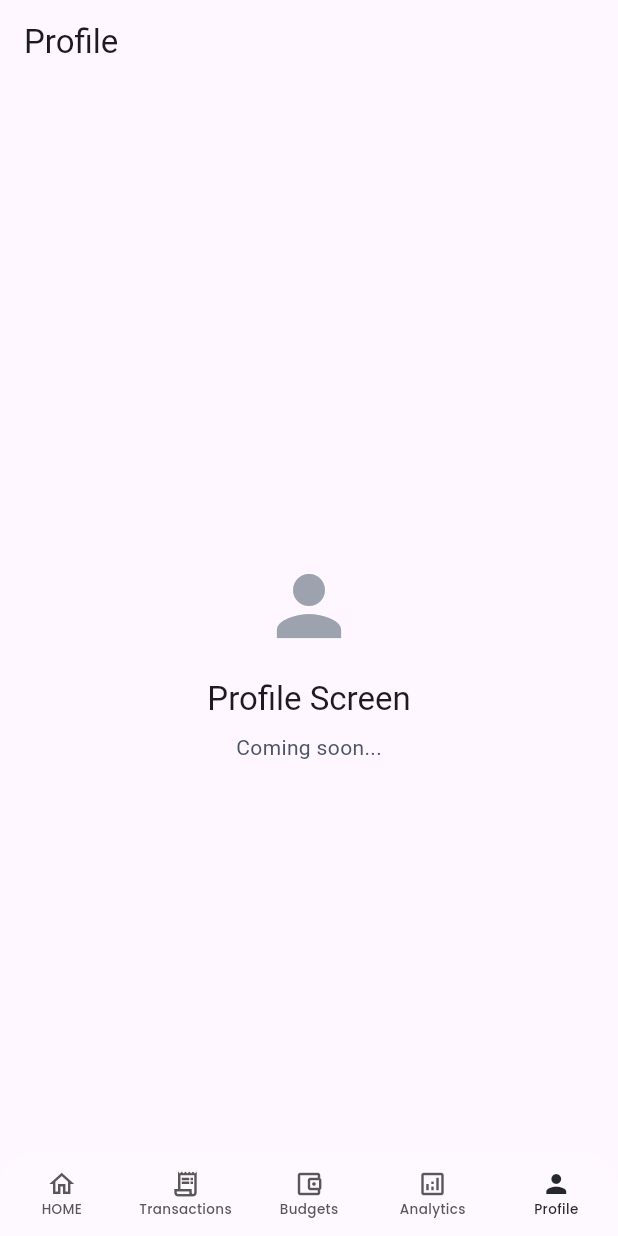
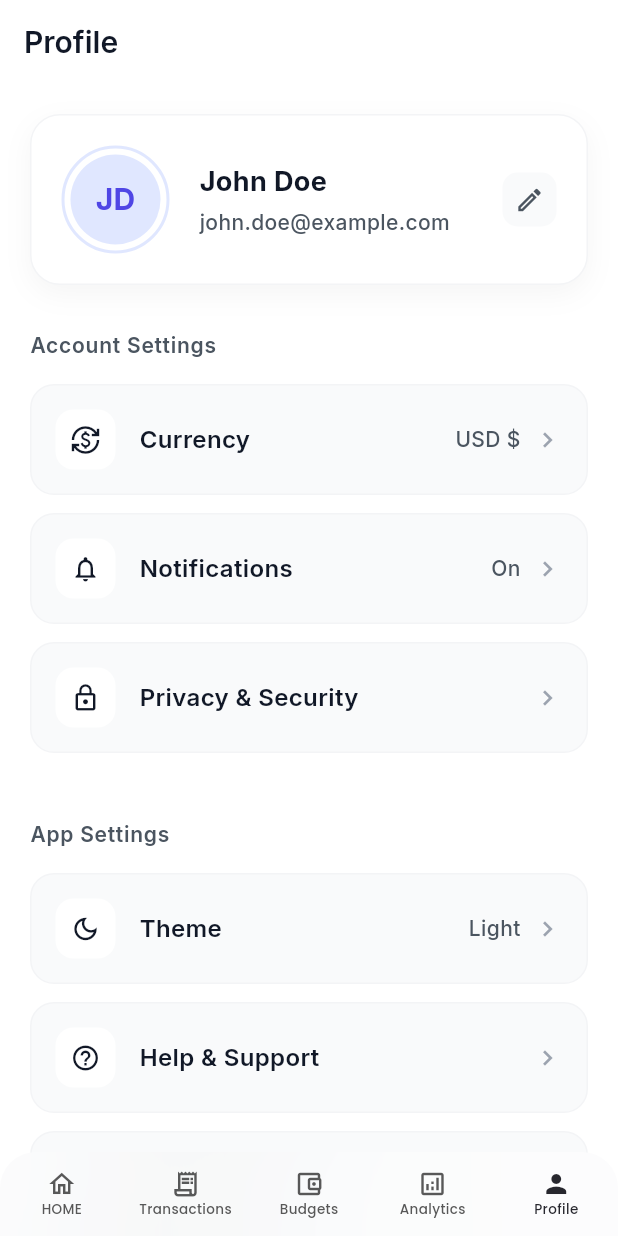
Before and after one commit to Mohsi99/obsidian_magnetar, a Flutter app: the screen it shows after launch, item 5 of the bottom bar chosen, on a phone screen of 412 x 824 dp. Run offline on Flutter 3.47's test engine with Material 3 defaults, Android fonts, the phone set to English and light mode, and no system bars; our stand-ins replace google_fonts.

Commit message:
feat(profile): add profile & currency switcher refactor: migrate state management to Provider fix: resolve UI overflows and update budget screen

```diff
--- a/lib/presentation/screens/bottom_navigation_bar_view/bottom_navigation_bar_screen.dart
+++ b/lib/presentation/screens/bottom_navigation_bar_view/bottom_navigation_bar_screen.dart
@@ -1,6 +1,7 @@
 import 'dart:ui';
 import 'package:flutter/material.dart';
 import 'package:google_fonts/google_fonts.dart';
+import 'package:obsidian_magnetar/presentation/screens/profile/profile_screen.dart';
 import 'package:obsidian_magnetar/presentation/screens/transactions/transactions_screen.dart';
 
 import '../budget/budget_screen.dart';
@@ -30,7 +31,8 @@ class _BottomNavigationBarViewState extends State<BottomNavigationBarView> {
       const TransactionsScreen(),
       const BudgetScreen(),
       const PlaceholderScreen(title: 'Analytics', icon: Icons.analytics),
-      const PlaceholderScreen(title: 'Profile', icon: Icons.person),
+      const ProfileScreen()
+
     ];
 
     return Scaffold(
--- a/lib/presentation/screens/budget/budget_screen.dart
+++ b/lib/presentation/screens/budget/budget_screen.dart
@@ -1,9 +1,11 @@
 import 'package:flutter/material.dart';
 import 'package:google_fonts/google_fonts.dart';
 import 'package:obsidian_magnetar/presentation/screens/budget/widget/budget_list_item.dart';
+import 'package:provider/provider.dart';
 
 import '../../../core/contants/app_colors.dart';
 import '../../../core/model/budget_model.dart';
+import '../../../providers/currency_provider.dart';
 
 class BudgetScreen extends StatelessWidget {
   const BudgetScreen({super.key});
@@ -63,10 +65,11 @@ class BudgetScreen extends StatelessWidget {
       body: CustomScrollView(
         slivers: [
           SliverAppBar(
+            automaticallyImplyLeading: false,
+            backgroundColor: const Color(0xFFF8FAFC),
             floating: true,
             snap: true,
             elevation: 0,
-            backgroundColor: Colors.transparent,
             title: Text(
               'My Budgets',
               style: GoogleFonts.inter(
@@ -94,7 +97,6 @@ class BudgetScreen extends StatelessWidget {
               const SizedBox(width: 16),
             ],
           ),
-
           SliverPadding(
             padding: const EdgeInsets.symmetric(horizontal: 20, vertical: 12),
             sliver: SliverList(
@@ -106,9 +108,7 @@ class BudgetScreen extends StatelessWidget {
                     totalRemaining: totalRemaining,
                     progress: overallProgress,
                   ),
-
                   const SizedBox(height: 24),
-
                   Row(
                     mainAxisAlignment: MainAxisAlignment.spaceBetween,
                     children: [
@@ -126,7 +126,7 @@ class BudgetScreen extends StatelessWidget {
                           padding: const EdgeInsets.symmetric(
                               horizontal: 12, vertical: 8),
                           backgroundColor:
-                          AppColors.primary500.withValues(alpha: 0.1),
+                              AppColors.primary500.withValues(alpha: 0.1),
                           shape: RoundedRectangleBorder(
                             borderRadius: BorderRadius.circular(20),
                           ),
@@ -152,13 +152,10 @@ class BudgetScreen extends StatelessWidget {
                       ),
                     ],
                   ),
-
                   const SizedBox(height: 16),
-
                   ...budgets
                       .map((budget) => BudgetListItem(budget: budget))
                       .toList(),
-
                   const SizedBox(height: 80),
                 ],
               ),
@@ -169,7 +166,6 @@ class BudgetScreen extends StatelessWidget {
     );
   }
 }
-
 
 class _BudgetSummaryCard extends StatelessWidget {
   final double totalBudget;
@@ -242,7 +238,8 @@ class _BudgetSummaryCard extends StatelessWidget {
                 decoration: BoxDecoration(
                   color: Colors.white.withValues(alpha: 0.2),
                   borderRadius: BorderRadius.circular(20),
-                  border: Border.all(color: Colors.white.withValues(alpha: 0.1)),
+                  border:
+                      Border.all(color: Colors.white.withValues(alpha: 0.1)),
                 ),
                 child: Text(
                   '${(progress * 100).toStringAsFixed(0)}% Used',
@@ -264,7 +261,7 @@ class _BudgetSummaryCard extends StatelessWidget {
                 mainAxisAlignment: MainAxisAlignment.spaceBetween,
                 children: [
                   Text(
-                    '\$${totalSpent.toStringAsFixed(0)}',
+                    '${context.watch<CurrencyProvider>().currency.symbol}${totalSpent.toStringAsFixed(0)}',
                     style: GoogleFonts.inter(
                       color: Colors.white,
                       fontSize: 32,
@@ -272,7 +269,7 @@ class _BudgetSummaryCard extends StatelessWidget {
                     ),
                   ),
                   Text(
-                    'of \$${totalBudget.toStringAsFixed(0)}',
+                    'of ${context.watch<CurrencyProvider>().currency.symbol}${totalBudget.toStringAsFixed(0)}',
                     style: GoogleFonts.inter(
                       color: Colors.white.withValues(alpha: 0.7),
                       fontSize: 16,
@@ -339,7 +336,7 @@ class _BudgetSummaryCard extends StatelessWidget {
                 ),
               ),
               Text(
-                '\$${totalRemaining.toStringAsFixed(0)}',
+                '${context.watch<CurrencyProvider>().currency.symbol}${totalRemaining.toStringAsFixed(0)}',
                 style: GoogleFonts.inter(
                   color: Colors.white,
                   fontSize: 14,
--- a/lib/presentation/screens/budget/widget/budget_list_item.dart
+++ b/lib/presentation/screens/budget/widget/budget_list_item.dart
@@ -2,6 +2,9 @@ import 'package:flutter/material.dart';
 import 'package:google_fonts/google_fonts.dart';
 import 'package:obsidian_magnetar/core/contants/app_colors.dart';
 import 'package:obsidian_magnetar/core/model/budget_model.dart';
+import 'package:provider/provider.dart';
+
+import '../../../../providers/currency_provider.dart';
 
 class BudgetListItem extends StatelessWidget {
   final BudgetModel budget;
@@ -10,6 +13,7 @@ class BudgetListItem extends StatelessWidget {
 
   @override
   Widget build(BuildContext context) {
+    final currency = context.watch<CurrencyProvider>().currency;
     final percentage = budget.percentage;
     final isExceeded = percentage > 200;
     Color progressColor;
@@ -62,7 +66,7 @@ class BudgetListItem extends StatelessWidget {
                     ),
 
                     ),SizedBox(height: 4,),
-                    Text('${percentage.toStringAsFixed(0)}% used',
+                    Text(    '${currency.symbol}${budget.amount.toStringAsFixed(0)}',
                       style: GoogleFonts.inter(
                         fontSize: 13,
                         fontWeight: FontWeight.w500,
@@ -85,13 +89,13 @@ Column(
     Row(
       mainAxisAlignment: MainAxisAlignment.spaceBetween,
       children: [
-        Text('\$${budget.spent.toStringAsFixed(0)} spent',
+        Text(  '${currency.symbol}${budget.spent.toStringAsFixed(0)} spent',
           style: GoogleFonts.inter(
             fontSize: 14,
             fontWeight: FontWeight.w600,
             color: AppColors.gray900,
           ),),
-        Text('\$${budget.remaining.toStringAsFixed(0)} left',
+        Text(   '${currency.symbol}${budget.remaining.toStringAsFixed(0)} left',
           style: GoogleFonts.inter(
             fontSize: 14,
             fontWeight: FontWeight.w600,
--- /dev/null
+++ b/lib/presentation/screens/profile/profile_screen.dart
@@ -0,0 +1,379 @@
+import 'package:flutter/material.dart';
+import 'package:google_fonts/google_fonts.dart';
+import 'package:obsidian_magnetar/core/contants/app_colors.dart';
+import 'package:obsidian_magnetar/providers/currency_provider.dart';
+import 'package:provider/provider.dart';
+
+class ProfileScreen extends StatelessWidget {
+  const ProfileScreen({super.key});
+
+  @override
+  Widget build(BuildContext context) {
+    final currency = context.watch<CurrencyProvider>().currency;
+
+    return Scaffold(
+      backgroundColor: Colors.white,
+      appBar: AppBar(
+        backgroundColor: Colors.white,
+        title: Text(
+          "Profile",
+          style: GoogleFonts.inter(
+            fontSize: 20,
+            fontWeight: FontWeight.w600,
+            color: AppColors.gray900,
+          ),
+        ),
+        elevation: 0,
+      ),
+      body: SingleChildScrollView(
+        child: Padding(
+          padding: EdgeInsets.all(20),
+          child: Column(
+            children: [
+              const _ProfileHeader(),
+              SizedBox(
+                height: 30,
+              ),
+              _SectionHeader(title: 'Account Settings'),
+              const SizedBox(height: 16),
+              _SettingsTile(
+                icon: Icons.currency_exchange,
+                title: "Currency",
+                onTap: () => _showCurrencyPicker(context),
+                value: "${currency.code} ${currency.symbol}",
+              ),
+              _SettingsTile(
+                icon: Icons.notifications_outlined,
+                title: 'Notifications',
+                value: 'On',
+                onTap: () {},
+              ),
+              _SettingsTile(
+                icon: Icons.lock_outline,
+                title: 'Privacy & Security',
+                onTap: () {},
+              ),
+              const SizedBox(height: 32),
+              _SectionHeader(title: 'App Settings'),
+              const SizedBox(height: 16),
+              _SettingsTile(
+                icon: Icons.dark_mode_outlined,
+                title: 'Theme',
+                value: 'Light',
+                onTap: () {},
+              ),
+              _SettingsTile(
+                icon: Icons.help_outline,
+                title: 'Help & Support',
+                onTap: () {},
+              ),
+              _SettingsTile(
+                icon: Icons.info_outline,
+                title: 'About',
+                onTap: () {},
+              ),
+              const SizedBox(height: 48),
+              TextButton(
+                onPressed: () {},
+                child: Text(
+                  'Log Out',
+                  style: GoogleFonts.inter(
+                    fontSize: 16,
+                    fontWeight: FontWeight.w600,
+                    color: AppColors.danger500,
+                  ),
+                ),
+              )
+            ],
+          ),
+        ),
+      ),
+    );
+  }
+
+  void _showCurrencyPicker(BuildContext context) {
+    showModalBottomSheet(
+      context: context,
+      isScrollControlled: true,
+      backgroundColor: Colors.white,
+      shape: const RoundedRectangleBorder(
+        borderRadius: BorderRadius.vertical(top: Radius.circular(20)),
+      ),
+      builder: (context) {
+        return DraggableScrollableSheet(
+          expand: false,
+          initialChildSize: 0.6,
+          minChildSize: 0.4,
+          maxChildSize: 0.9,
+          builder: (context, scrollController) {
+            return Padding(
+              padding: const EdgeInsets.symmetric(horizontal: 12),
+              child: Column(
+                crossAxisAlignment: CrossAxisAlignment.start,
+                children: [
+                  const SizedBox(height: 16),
+                  Padding(
+                    padding: const EdgeInsets.symmetric(horizontal: 24),
+                    child: Text(
+                      'Select Currency',
+                      style: GoogleFonts.inter(
+                        fontSize: 20,
+                        fontWeight: FontWeight.w700,
+                        color: AppColors.gray900,
+                      ),
+                    ),
+                  ),
+                  const SizedBox(height: 16),
+                  Expanded(
+                    child: ListView(
+                      controller: scrollController,
+                      children: AppCurrencies.all.map((currency) {
+                        final isSelected =
+                            context.read<CurrencyProvider>().currency == currency;
+                        return InkWell(
+                          onTap: () {
+                            context
+                                .read<CurrencyProvider>()
+                                .setCurrency(currency);
+                            Navigator.pop(context);
+                          },
+                          child: Container(
+                            padding: const EdgeInsets.symmetric(
+                                horizontal: 24, vertical: 16),
+                            color: isSelected
+                                ? AppColors.primary100
+                                : Colors.transparent,
+                            child: Row(
+                              children: [
+                                Text(
+                                  currency.symbol,
+                                  style: GoogleFonts.inter(
+                                    fontSize: 18,
+                                    fontWeight: FontWeight.w600,
+                                    color: isSelected
+                                        ? AppColors.primary600
+                                        : AppColors.gray500,
+                                  ),
+                                ),
+                                const SizedBox(width: 16),
+                                Expanded(
+                                  child: Text(
+                                    currency.name,
+                                    style: GoogleFonts.inter(
+                                      fontSize: 16,
+                                      fontWeight: FontWeight.w500,
+                                      color: isSelected
+                                          ? AppColors.primary600
+                                          : AppColors.gray900,
+                                    ),
+                                  ),
+                                ),
+                                if (isSelected)
+                                  const Icon(
+                                    Icons.check_circle,
+                                    color: AppColors.primary600,
+                                    size: 20,
+                                  ),
+                              ],
+                            ),
+                          ),
+                        );
+                      }).toList(),
+                    ),
+                  ),
+                ],
+              ),
+            );
+          },
+        );
+      },
+    );
+  }
+
+}
+
+class _ProfileHeader extends StatelessWidget {
+  const _ProfileHeader();
+
+  @override
+  Widget build(BuildContext context) {
+    return Container(
+      padding: EdgeInsets.all(20),
+      decoration: BoxDecoration(
+        color: Colors.white,
+        borderRadius: BorderRadius.circular(20),
+        boxShadow: [
+          BoxShadow(
+            color: Colors.black.withValues(alpha: 0.04),
+            blurRadius: 15,
+            offset: const Offset(0, 6),
+          ),
+        ],
+        border: Border.all(color: AppColors.gray100),
+      ),
+      child: Row(
+        children: [
+          Container(
+            padding: const EdgeInsets.all(4),
+            decoration: BoxDecoration(
+              shape: BoxShape.circle,
+              border: Border.all(color: AppColors.primary100, width: 2),
+            ),
+            child: CircleAvatar(
+              radius: 30,
+              backgroundColor: AppColors.primary100,
+              child: Text(
+                'JD',
+                style: GoogleFonts.inter(
+                  fontSize: 20,
+                  fontWeight: FontWeight.w700,
+                  color: AppColors.primary600,
+                ),
+              ),
+            ),
+          ),
+          const SizedBox(width: 20),
+          Expanded(
+              child: Column(
+            crossAxisAlignment: CrossAxisAlignment.start,
+            children: [
+              Text(
+                "John Doe",
+                style: GoogleFonts.inter(
+                  fontSize: 18,
+                  fontWeight: FontWeight.w700,
+                  color: AppColors.gray900,
+                ),
+              ),
+              SizedBox(
+                height: 4,
+              ),
+              Text(
+                'john.doe@example.com',
+                style: GoogleFonts.inter(
+                  fontSize: 14,
+                  fontWeight: FontWeight.w500,
+                  color: AppColors.gray500,
+                ),
+              ),
+            ],
+          )),
+          Container(
+            padding: const EdgeInsets.all(8),
+            decoration: BoxDecoration(
+              color: AppColors.gray50,
+              borderRadius: BorderRadius.circular(10),
+            ),
+            child: const Icon(
+              Icons.edit_outlined,
+              size: 20,
+              color: AppColors.gray500,
+            ),
+          ),
+        ],
+      ),
+    );
+  }
+}
+
+class _SectionHeader extends StatelessWidget {
+  final String title;
+
+  const _SectionHeader({required this.title});
+
+  @override
+  Widget build(BuildContext context) {
+    return Row(
+      children: [
+        Text(
+          title,
+          style: GoogleFonts.inter(
+            fontSize: 14,
+            fontWeight: FontWeight.w600,
+            color: AppColors.gray500,
+            letterSpacing: 0.5,
+          ),
+        ),
+      ],
+    );
+  }
+}
+
+class _SettingsTile extends StatelessWidget {
+  final IconData icon;
+  final String title;
+  final String? value;
+  final VoidCallback onTap;
+
+  const _SettingsTile({
+    required this.icon,
+    required this.title,
+    this.value,
+    required this.onTap,
+  });
+
+  @override
+  Widget build(BuildContext context) {
+    return Padding(
+      padding: EdgeInsets.only(
+        bottom: 12,
+      ),
+      child: InkWell(
+        onTap: onTap,
+        borderRadius: BorderRadius.circular(16),
+        child: Container(
+          padding: EdgeInsets.all(16),
+          decoration: BoxDecoration(
+            color: AppColors.gray50,
+            borderRadius: BorderRadius.circular(16),
+            border: Border.all(color: AppColors.gray100),
+          ),
+          child: Row(
+            children: [
+              Container(
+                padding: const EdgeInsets.all(10),
+                decoration: BoxDecoration(
+                  color: Colors.white,
+                  borderRadius: BorderRadius.circular(12),
+                ),
+                child: Icon(
+                  icon,
+                  size: 20,
+                  color: AppColors.gray900,
+                ),
+              ),
+              const SizedBox(width: 16),
+              Expanded(
+                child: Text(
+                  title,
+                  style: GoogleFonts.inter(
+                    fontSize: 16,
+                    fontWeight: FontWeight.w600,
+                    color: AppColors.gray900,
+                  ),
+                ),
+              ),
+              if (value != null)
+                Padding(
+                  padding: const EdgeInsets.only(right: 8),
+                  child: Text(
+                    value!,
+                    style: GoogleFonts.inter(
+                      fontSize: 14,
+                      fontWeight: FontWeight.w500,
+                      color: AppColors.gray500,
+                    ),
+                  ),
+                ),
+              const Icon(
+                Icons.chevron_right,
+                size: 20,
+                color: AppColors.gray400,
+              ),
+            ],
+          ),
+        ),
+      ),
+    );
+  }
+}
--- a/lib/presentation/screens/transactions/transactions_screen.dart
+++ b/lib/presentation/screens/transactions/transactions_screen.dart
@@ -84,14 +84,15 @@ class _TransactionsScreenState extends State<TransactionsScreen> {
     return Scaffold(
       backgroundColor: AppColors.gray50,
       appBar: AppBar(
+        automaticallyImplyLeading: false,
         title: const Text(
+
           AppStrings.transactions,
           style: TextStyle(fontWeight: FontWeight.w600),
         ),
         backgroundColor: AppColors.gray50,
         surfaceTintColor: Colors.transparent,
         elevation: 0,
-        centerTitle: true,
         actions: [
           IconButton(
             icon: const Icon(Icons.search, color: AppColors.gray900),
--- /dev/null
+++ b/lib/providers/currency_provider.dart
@@ -0,0 +1,61 @@
+
+import 'package:flutter/widgets.dart';
+
+class Currency {
+  final String code;
+  final String symbol;
+  final String name;
+
+  const Currency({
+    required this.code,
+    required this.symbol,
+    required this.name,
+  });
+
+  @override
+  bool operator ==(Object other) {
+    if (identical(this, other)) return true;
+    return other is Currency && other.code == code;
+  }
+
+  @override
+  int get hashCode => code.hashCode;
+}
+class AppCurrencies {
+  static const Currency usd = Currency(code: 'USD', symbol: '\$', name: 'US Dollar');
+  static const Currency eur = Currency(code: 'EUR', symbol: '€', name: 'Euro');
+  static const Currency gbp = Currency(code: 'GBP', symbol: '£', name: 'British Pound');
+  static const Currency jpy = Currency(code: 'JPY', symbol: '¥', name: 'Japanese Yen');
+  static const Currency pkr = Currency(code: 'PKR', symbol: 'Rs', name: 'Pakistani Rupee');
+  static const Currency inr = Currency(code: 'INR', symbol: '₹', name: 'Indian Rupee');
+  static const Currency aed = Currency(code: 'AED', symbol: 'AED', name: 'UAE Dirham');
+  static const Currency sar = Currency(code: 'SAR', symbol: 'SAR', name: 'Saudi Riyal');
+  static const Currency cad = Currency(code: 'CAD', symbol: 'C\$', name: 'Canadian Dollar');
+  static const Currency aud = Currency(code: 'AUD', symbol: 'A\$', name: 'Australian Dollar');
+  static const Currency cny = Currency(code: 'CNY', symbol: '¥', name: 'Chinese Yuan');
+
+  static const List<Currency> all = [
+    usd,
+    eur,
+    gbp,
+    jpy,
+    pkr,
+    inr,
+    aed,
+    sar,
+    cad,
+    aud,
+    cny,
+  ];
+}
+class CurrencyProvider extends ChangeNotifier{
+  Currency _currency = AppCurrencies.usd;
+
+  Currency get currency => _currency;
+
+  void setCurrency(Currency  currency){
+    _currency =currency;
+    notifyListeners();
+  }
+
+}
--- a/pubspec.yaml
+++ b/pubspec.yaml
@@ -35,6 +35,7 @@ dependencies:
   # Use with the CupertinoIcons class for iOS style icons.
   cupertino_icons: ^1.0.8
   google_fonts: ^6.1.0
+  provider: ^6.1.1
 
 
 dev_dependencies:
```
Also changed, not shown: lib/main.dart (+6 -115 lines), lib/presentation/screens/home/home_screen.dart (+45 -30 lines), lib/presentation/screens/transactions/widget/transaction_list_item.dart (+8 -12 lines), pubspec.lock.
